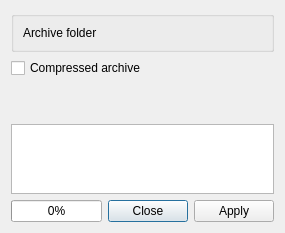
First picture: the form in src/widgets/archivewidget_ui.ui, repository KDE/kdenlive, before the edit.
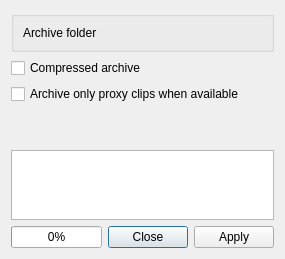
Second picture: the form after the edit. Custom widgets are drawn as their Qt base class.

Commit message: Allow archiving proxy clips only

```diff
--- a/src/widgets/archivewidget_ui.ui
+++ b/src/widgets/archivewidget_ui.ui
@@ -7,7 +7,7 @@
     <x>0</x>
     <y>0</y>
     <width>266</width>
-    <height>219</height>
+    <height>244</height>
    </rect>
   </property>
   <property name="windowTitle">
@@ -47,6 +47,13 @@
      </property>
     </widget>
    </item>
+   <item>
+    <widget class="QCheckBox" name="proxy_only">
+     <property name="text">
+      <string>Archive only proxy clips when available</string>
+     </property>
+    </widget>
+   </item>
    <item>
     <layout class="QHBoxLayout" name="horizontalLayout_2">
      <item>
```
The commit also changes 2 other files.
